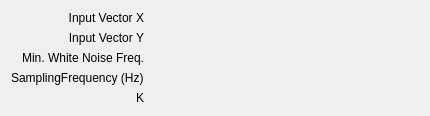
The window that src/plugins/dataobject/effectivebandwidth/effectivebandwidthconfig.ui (Kst-plot/kst) describes before a commit, drawn with Qt 5.
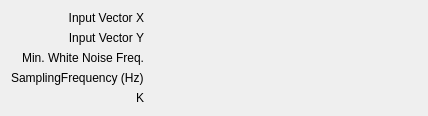
The same window after the commit. Custom widgets are drawn as their Qt base class.

```diff
--- a/src/plugins/dataobject/effectivebandwidth/effectivebandwidthconfig.ui
+++ b/src/plugins/dataobject/effectivebandwidth/effectivebandwidthconfig.ui
@@ -6,8 +6,8 @@
    <rect>
     <x>0</x>
     <y>0</y>
-    <width>430</width>
-    <height>107</height>
+    <width>428</width>
+    <height>109</height>
    </rect>
   </property>
   <property name="minimumSize">
```
Left out of the diff: 2 changed lines with no effect on the pictures.
